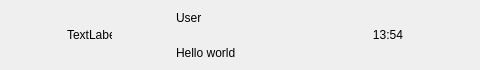
Qt form frontend/chatuserwid.ui (RyanDDDDDD/QChat) before a commit.
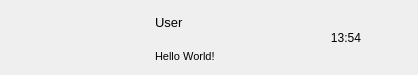
The same form after that commit.

What changed in the file:
```diff
--- a/frontend/chatuserwid.ui
+++ b/frontend/chatuserwid.ui
@@ -6,20 +6,20 @@
    <rect>
     <x>0</x>
     <y>0</y>
-    <width>480</width>
-    <height>70</height>
+    <width>418</width>
+    <height>75</height>
    </rect>
   </property>
   <property name="minimumSize">
    <size>
     <width>0</width>
-    <height>70</height>
+    <height>75</height>
    </size>
   </property>
   <property name="maximumSize">
    <size>
     <width>16777215</width>
-    <height>70</height>
+    <height>75</height>
    </size>
   </property>
   <property name="windowTitle">
@@ -29,96 +29,139 @@
    <property name="spacing">
     <number>5</number>
    </property>
+   <property name="leftMargin">
+    <number>6</number>
+   </property>
    <property name="topMargin">
     <number>2</number>
    </property>
+   <property name="rightMargin">
+    <number>6</number>
+   </property>
    <property name="bottomMargin">
     <number>2</number>
    </property>
    <item>
     <widget class="QWidget" name="icon_wid" native="true">
+     <property name="sizePolicy">
+      <sizepolicy hsizetype="Fixed" vsizetype="Fixed">
+       <horstretch>0</horstretch>
+       <verstretch>0</verstretch>
+      </sizepolicy>
+     </property>
      <property name="minimumSize">
       <size>
-       <width>50</width>
-       <height>50</height>
+       <width>60</width>
+       <height>60</height>
       </size>
      </property>
      <property name="maximumSize">
       <size>
-       <width>50</width>
-       <height>50</height>
+       <width>60</width>
+       <height>60</height>
       </size>
      </property>
-     <layout class="QHBoxLayout" name="horizontalLayout_2">
-      <property name="spacing">
-       <number>0</number>
+     <widget class="QLabel" name="icon_lb">
+      <property name="geometry">
+       <rect>
+        <x>7</x>
+        <y>12</y>
+        <width>45</width>
+        <height>45</height>
+       </rect>
       </property>
-      <property name="leftMargin">
-       <number>0</number>
+      <property name="minimumSize">
+       <size>
+        <width>45</width>
+        <height>45</height>
+       </size>
       </property>
-      <property name="topMargin">
-       <number>0</number>
+      <property name="maximumSize">
+       <size>
+        <width>45</width>
+        <height>45</height>
+       </size>
       </property>
-      <property name="rightMargin">
-       <number>0</number>
+      <property name="text">
+       <string/>
       </property>
-      <property name="bottomMargin">
-       <number>0</number>
+      <property name="alignment">
+       <set>Qt::AlignmentFlag::AlignCenter</set>
       </property>
-      <item>
-       <widget class="QLabel" name="icon_lb">
-        <property name="minimumSize">
-         <size>
-          <width>45</width>
-          <height>45</height>
-         </size>
-        </property>
-        <property name="maximumSize">
-         <size>
-          <width>45</width>
-          <height>45</height>
-         </size>
-        </property>
-        <property name="text">
-         <string>TextLabel</string>
-        </property>
-       </widget>
-      </item>
-     </layout>
+     </widget>
+     <widget class="QLabel" name="red_point">
+      <property name="geometry">
+       <rect>
+        <x>27</x>
+        <y>0</y>
+        <width>30</width>
+        <height>30</height>
+       </rect>
+      </property>
+      <property name="minimumSize">
+       <size>
+        <width>30</width>
+        <height>30</height>
+       </size>
+      </property>
+      <property name="maximumSize">
+       <size>
+        <width>30</width>
+        <height>30</height>
+       </size>
+      </property>
+      <property name="text">
+       <string/>
+      </property>
+     </widget>
     </widget>
    </item>
    <item>
     <widget class="QWidget" name="user_info_wid" native="true">
+     <property name="minimumSize">
+      <size>
+       <width>120</width>
+       <height>0</height>
+      </size>
+     </property>
      <property name="maximumSize">
       <size>
-       <width>130</width>
+       <width>120</width>
        <height>16777215</height>
       </size>
      </property>
      <layout class="QVBoxLayout" name="verticalLayout">
-      <property name="spacing">
-       <number>7</number>
-      </property>
       <property name="leftMargin">
        <number>2</number>
       </property>
       <property name="topMargin">
-       <number>2</number>
+       <number>5</number>
       </property>
       <property name="rightMargin">
        <number>2</number>
       </property>
       <property name="bottomMargin">
-       <number>2</number>
+       <number>5</number>
       </property>
       <item>
        <widget class="QLabel" name="user_name_lb">
+        <property name="minimumSize">
+         <size>
+          <width>0</width>
+          <height>30</height>
+         </size>
+        </property>
         <property name="maximumSize">
          <size>
-          <width>130</width>
-          <height>16777215</height>
+          <width>16777215</width>
+          <height>30</height>
          </size>
         </property>
+        <property name="font">
+         <font>
+          <pointsize>10</pointsize>
+         </font>
+        </property>
         <property name="text">
          <string>User</string>
         </property>
@@ -126,8 +169,25 @@
       </item>
       <item>
        <widget class="QLabel" name="user_chat_lb">
+        <property name="minimumSize">
+         <size>
+          <width>0</width>
+          <height>30</height>
+         </size>
+        </property>
+        <property name="maximumSize">
+         <size>
+          <width>130</width>
+          <height>30</height>
+         </size>
+        </property>
+        <property name="font">
+         <font>
+          <pointsize>8</pointsize>
+         </font>
+        </property>
         <property name="text">
-         <string>Hello world</string>
+         <string>Hello World!</string>
         </property>
        </widget>
       </item>
@@ -136,6 +196,12 @@
    </item>
    <item>
     <widget class="QWidget" name="time_wid" native="true">
+     <property name="sizePolicy">
+      <sizepolicy hsizetype="Fixed" vsizetype="Fixed">
+       <horstretch>0</horstretch>
+       <verstretch>0</verstretch>
+      </sizepolicy>
+     </property>
      <property name="minimumSize">
       <size>
        <width>50</width>
@@ -148,18 +214,22 @@
        <height>50</height>
       </size>
      </property>
-     <layout class="QHBoxLayout" name="horizontalLayout_3">
-      <item>
-       <widget class="QLabel" name="time_lb">
-        <property name="text">
-         <string>13:54</string>
-        </property>
-        <property name="alignment">
-         <set>Qt::AlignmentFlag::AlignCenter</set>
-        </property>
-       </widget>
-      </item>
-     </layout>
+     <widget class="QLabel" name="time_lb">
+      <property name="geometry">
+       <rect>
+        <x>0</x>
+        <y>20</y>
+        <width>54</width>
+        <height>12</height>
+       </rect>
+      </property>
+      <property name="text">
+       <string>13:54</string>
+      </property>
+      <property name="alignment">
+       <set>Qt::AlignmentFlag::AlignCenter</set>
+      </property>
+     </widget>
     </widget>
    </item>
   </layout>
```
